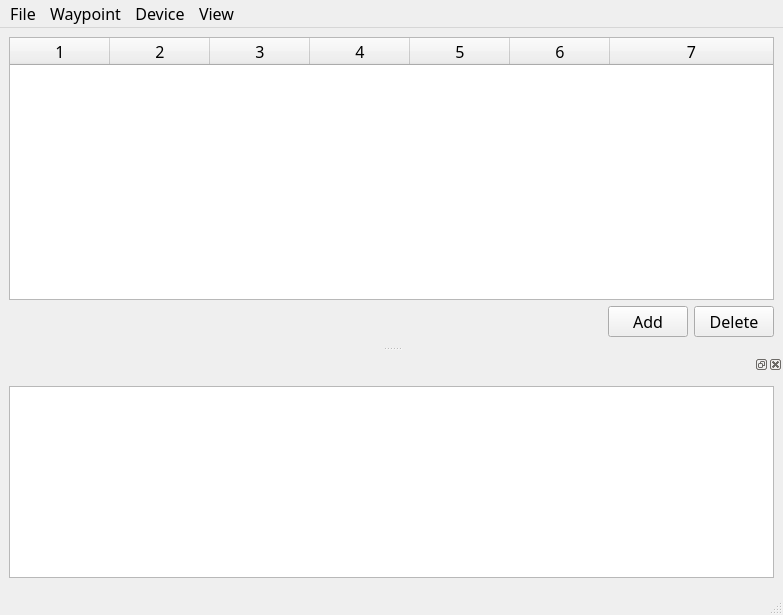
Above: src/main/python/location_tool/ui/main_window.ui from rootrootde/LocationsFITTool before the change. Below: the same form after it.
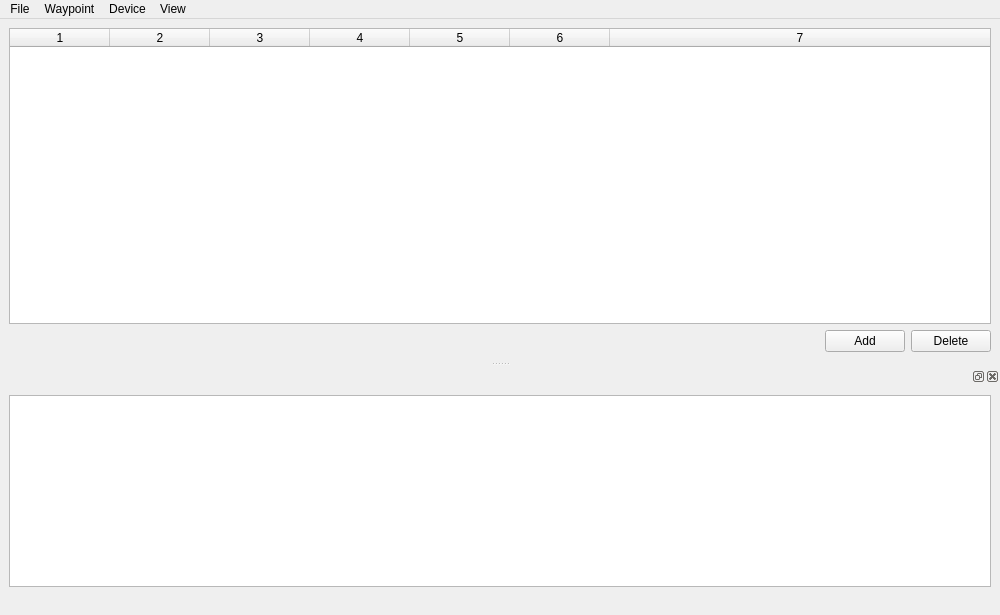
That is the form after the change. Icons and pictures are not drawn.

Commit message: refactor: update UI layout and styling; improve waypoint table handling and altitude data management

What changed in the file:
```diff
--- a/src/main/python/location_tool/ui/main_window.ui
+++ b/src/main/python/location_tool/ui/main_window.ui
@@ -6,30 +6,24 @@
    <rect>
     <x>0</x>
     <y>0</y>
-    <width>783</width>
+    <width>1000</width>
     <height>615</height>
    </rect>
   </property>
-  <property name="font">
-   <font>
-    <family>SF Pro</family>
-    <pointsize>12</pointsize>
-   </font>
-  </property>
   <property name="windowTitle">
    <string>LocationsFITTool</string>
   </property>
   <property name="styleSheet">
-   <string notr="true">QWidget {
-        font-family: &quot;SF Pro&quot;;
+   <string notr="true">QMainWindow{
+font-family:sans-serif;
+font-size: 12pt;
+}
 
-        }
+QTextEdit {
+font-family: monospace;
 
-        QTextEdit {
-        font-family: &quot;SF Mono&quot;;
 
-        }
-</string>
+}</string>
   </property>
   <property name="iconSize">
    <size>
@@ -68,6 +62,9 @@
          <property name="selectionBehavior">
           <enum>QAbstractItemView::SelectionBehavior::SelectRows</enum>
          </property>
+         <property name="showGrid">
+          <bool>false</bool>
+         </property>
          <property name="cornerButtonEnabled">
           <bool>false</bool>
          </property>
@@ -77,6 +74,9 @@
          <attribute name="horizontalHeaderVisible">
           <bool>true</bool>
          </attribute>
+         <attribute name="horizontalHeaderMinimumSectionSize">
+          <number>100</number>
+         </attribute>
          <attribute name="horizontalHeaderHighlightSections">
           <bool>false</bool>
          </attribute>
@@ -187,7 +187,7 @@
     <rect>
      <x>0</x>
      <y>0</y>
-     <width>783</width>
+     <width>1000</width>
      <height>24</height>
     </rect>
    </property>
@@ -228,7 +228,11 @@
    <addaction name="menuDevice"/>
    <addaction name="menuView"/>
   </widget>
-  <widget class="QStatusBar" name="status_bar"/>
+  <widget class="QStatusBar" name="status_bar">
+   <property name="sizeGripEnabled">
+    <bool>false</bool>
+   </property>
+  </widget>
   <action name="save_locations_fit_action">
    <property name="text">
     <string>Save Locations.fit</string>
```
The commit also changes 4 other files.
